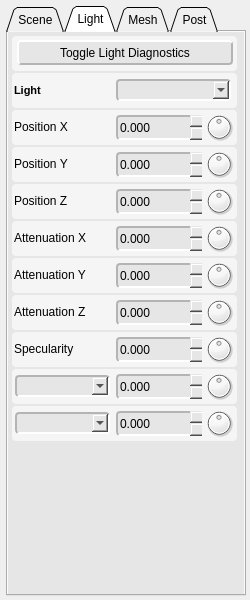
Above: ShaderEditor/qt/project/tweaker.ui from karajensen/shader-editor before the change. Below: the same form after it.
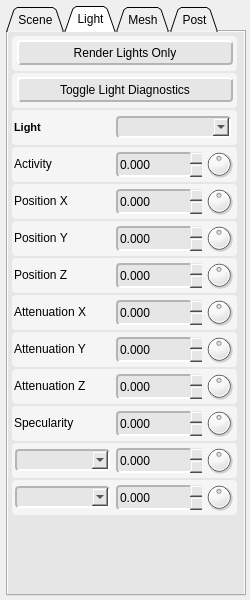
That is the form after the change. The open tabs and pages were chosen to show the change.

Commit message: adding light diagnostics

The edit to the form file:
```diff
--- a/ShaderEditor/qt/project/tweaker.ui
+++ b/ShaderEditor/qt/project/tweaker.ui
@@ -1881,6 +1881,63 @@
         <property name="topMargin">
          <number>4</number>
         </property>
+        <item>
+         <widget class="QFrame" name="renderLightsOnly">
+          <property name="sizePolicy">
+           <sizepolicy hsizetype="Fixed" vsizetype="Fixed">
+            <horstretch>0</horstretch>
+            <verstretch>0</verstretch>
+           </sizepolicy>
+          </property>
+          <property name="minimumSize">
+           <size>
+            <width>225</width>
+            <height>35</height>
+           </size>
+          </property>
+          <property name="maximumSize">
+           <size>
+            <width>225</width>
+            <height>35</height>
+           </size>
+          </property>
+          <property name="styleSheet">
+           <string notr="true">background-color: rgb(245, 245, 245);
+border-radius: 4px;</string>
+          </property>
+          <property name="frameShape">
+           <enum>QFrame::Panel</enum>
+          </property>
+          <property name="frameShadow">
+           <enum>QFrame::Raised</enum>
+          </property>
+          <widget class="QPushButton" name="renderLightsOnly_btn">
+           <property name="geometry">
+            <rect>
+             <x>5</x>
+             <y>4</y>
+             <width>216</width>
+             <height>25</height>
+            </rect>
+           </property>
+           <property name="styleSheet">
+            <string notr="true">background-color: rgb(230, 230, 230);
+border-top-color: rgb(255, 255, 255);
+border-left-color: rgb(255, 255, 255);
+border-bottom-color: rgb(180, 180, 180);
+border-right-color: rgb(180, 180, 180);
+border-style: solid;
+border-width: 2px;</string>
+           </property>
+           <property name="text">
+            <string>Render Lights Only</string>
+           </property>
+           <property name="default">
+            <bool>false</bool>
+           </property>
+          </widget>
+         </widget>
+        </item>
         <item>
          <widget class="QFrame" name="lightDiagnostics">
           <property name="sizePolicy">
@@ -2066,6 +2123,170 @@
           </widget>
          </widget>
         </item>
+        <item>
+         <widget class="QFrame" name="lightActive">
+          <property name="minimumSize">
+           <size>
+            <width>225</width>
+            <height>35</height>
+           </size>
+          </property>
+          <property name="maximumSize">
+           <size>
+            <width>225</width>
+            <height>35</height>
+           </size>
+          </property>
+          <property name="styleSheet">
+           <string notr="true">background-color: rgb(245, 245, 245);
+border-radius: 4px;</string>
+          </property>
+          <property name="frameShape">
+           <enum>QFrame::NoFrame</enum>
+          </property>
+          <property name="frameShadow">
+           <enum>QFrame::Plain</enum>
+          </property>
+          <property name="lineWidth">
+           <number>0</number>
+          </property>
+          <widget class="QLabel" name="lightActive_lbl">
+           <property name="geometry">
+            <rect>
+             <x>2</x>
+             <y>2</y>
+             <width>100</width>
+             <height>30</height>
+            </rect>
+           </property>
+           <property name="sizePolicy">
+            <sizepolicy hsizetype="Fixed" vsizetype="Fixed">
+             <horstretch>0</horstretch>
+             <verstretch>0</verstretch>
+            </sizepolicy>
+           </property>
+           <property name="minimumSize">
+            <size>
+             <width>100</width>
+             <height>30</height>
+            </size>
+           </property>
+           <property name="maximumSize">
+            <size>
+             <width>100</width>
+             <height>30</height>
+            </size>
+           </property>
+           <property name="font">
+            <font>
+             <weight>50</weight>
+             <bold>false</bold>
+            </font>
+           </property>
+           <property name="styleSheet">
+            <string notr="true">border-width: 0px;</string>
+           </property>
+           <property name="text">
+            <string>Activity</string>
+           </property>
+           <property name="margin">
+            <number>1</number>
+           </property>
+          </widget>
+          <widget class="QDoubleSpinBox" name="lightActive_value">
+           <property name="geometry">
+            <rect>
+             <x>104</x>
+             <y>5</y>
+             <width>86</width>
+             <height>25</height>
+            </rect>
+           </property>
+           <property name="sizePolicy">
+            <sizepolicy hsizetype="Fixed" vsizetype="Fixed">
+             <horstretch>0</horstretch>
+             <verstretch>0</verstretch>
+            </sizepolicy>
+           </property>
+           <property name="minimumSize">
+            <size>
+             <width>86</width>
+             <height>25</height>
+            </size>
+           </property>
+           <property name="maximumSize">
+            <size>
+             <width>86</width>
+             <height>25</height>
+            </size>
+           </property>
+           <property name="styleSheet">
+            <string notr="true">background-color: rgb(230, 230, 230);
+border-top-color: rgb(180, 180, 180);
+border-left-color: rgb(180, 180, 180);
+border-bottom-color: rgb(255, 255, 255);
+border-right-color: rgb(255, 255, 255);
+border-style: solid;
+border-width: 2px;</string>
+           </property>
+           <property name="frame">
+            <bool>false</bool>
+           </property>
+           <property name="buttonSymbols">
+            <enum>QAbstractSpinBox::UpDownArrows</enum>
+           </property>
+           <property name="decimals">
+            <number>3</number>
+           </property>
+           <property name="minimum">
+            <double>0.000000000000000</double>
+           </property>
+           <property name="maximum">
+            <double>1.000000000000000</double>
+           </property>
+           <property name="singleStep">
+            <double>0.050000000000000</double>
+           </property>
+          </widget>
+          <widget class="QDial" name="lightActive_dial">
+           <property name="geometry">
+            <rect>
+             <x>192</x>
+             <y>2</y>
+             <width>30</width>
+             <height>30</height>
+            </rect>
+           </property>
+           <property name="sizePolicy">
+            <sizepolicy hsizetype="Fixed" vsizetype="Fixed">
+             <horstretch>0</horstretch>
+             <verstretch>0</verstretch>
+            </sizepolicy>
+           </property>
+           <property name="minimumSize">
+            <size>
+             <width>30</width>
+             <height>30</height>
+            </size>
+           </property>
+           <property name="maximumSize">
+            <size>
+             <width>30</width>
+             <height>30</height>
+            </size>
+           </property>
+           <property name="styleSheet">
+            <string notr="true">border-width: 0px;</string>
+           </property>
+           <property name="minimum">
+            <number>-10000</number>
+           </property>
+           <property name="maximum">
+            <number>10000</number>
+           </property>
+          </widget>
+         </widget>
+        </item>
         <item>
          <widget class="QFrame" name="positionX">
           <property name="minimumSize">
```
Left out of the diff: 6 changed lines with no effect on the pictures. The commit also changes 33 other files.
